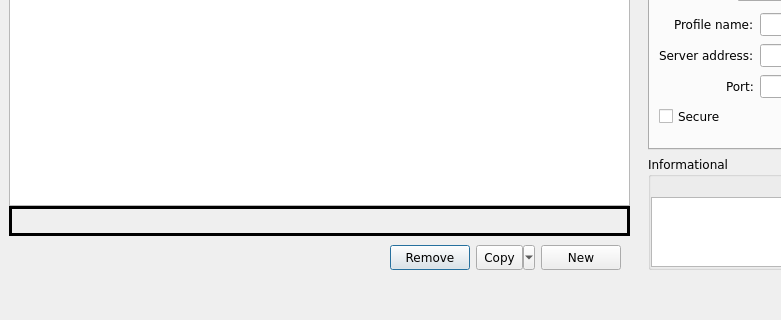
Mudlet/Mudlet, file src/ui/connection_profiles.ui: the form before one commit; both pictures show x 0 to 781 and y 180 to 500 of the 930 by 500 pixel window.
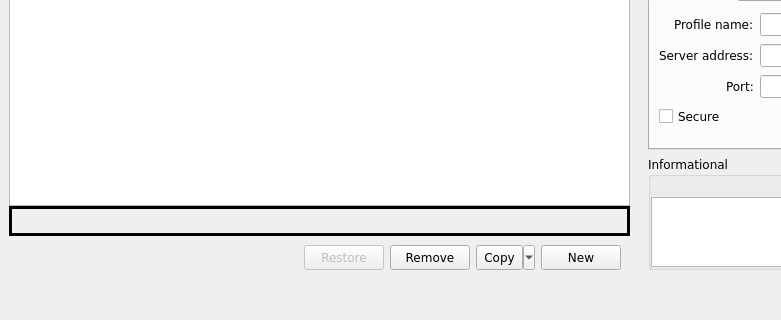
The form after the commit. Icons and pictures are not drawn.

Commit message:
Improve: provide a means to restore predefined MUDs that have been removed
This will close #3938.

Diff of the .ui file:
```diff
--- a/src/ui/connection_profiles.ui
+++ b/src/ui/connection_profiles.ui
@@ -296,7 +296,7 @@
              <verstretch>0</verstretch>
             </sizepolicy>
            </property>
-           <layout class="QHBoxLayout" name="horizontalLayout_profileAdminArea" stretch="1,0,0,0">
+           <layout class="QHBoxLayout" name="horizontalLayout_profileAdminArea" stretch="1,0,0,0,0">
             <item>
              <spacer name="horizontalSpacer_profileAdminArea">
               <property name="orientation">
@@ -310,6 +310,31 @@
               </property>
              </spacer>
             </item>
+            <item>
+             <widget class="QPushButton" name="restore_profiles_button">
+              <property name="enabled">
+               <bool>false</bool>
+              </property>
+              <property name="sizePolicy">
+               <sizepolicy hsizetype="Expanding" vsizetype="Preferred">
+                <horstretch>0</horstretch>
+                <verstretch>0</verstretch>
+               </sizepolicy>
+              </property>
+              <property name="minimumSize">
+               <size>
+                <width>0</width>
+                <height>25</height>
+               </size>
+              </property>
+              <property name="toolTip">
+               <string extracomment="Please ensure the word &quot;Remove&quot; inside the &lt;tt&gt;...&lt;/tt&gt; tags is the same as the text assigned to that button which is next to this one.">&lt;p&gt;This is enabled only if one or more of the default MUDs has been removed by the &lt;tt&gt;Remove&lt;/tt&gt; button. Clicking this one will restore all of them so they can be used.&lt;/p&gt;&lt;p&gt;&lt;i&gt;Note: this will not restore any game data from those predefined MUDs, that was deleted when each one was removed!&lt;/i&gt;&lt;/p&gt;</string>
+              </property>
+              <property name="text">
+               <string>Restore</string>
+              </property>
+             </widget>
+            </item>
             <item>
              <widget class="QPushButton" name="remove_profile_button">
               <property name="sizePolicy">
```
Left out of the diff: 1 changed line with no effect on the pictures. The commit also changes 2 other files.
